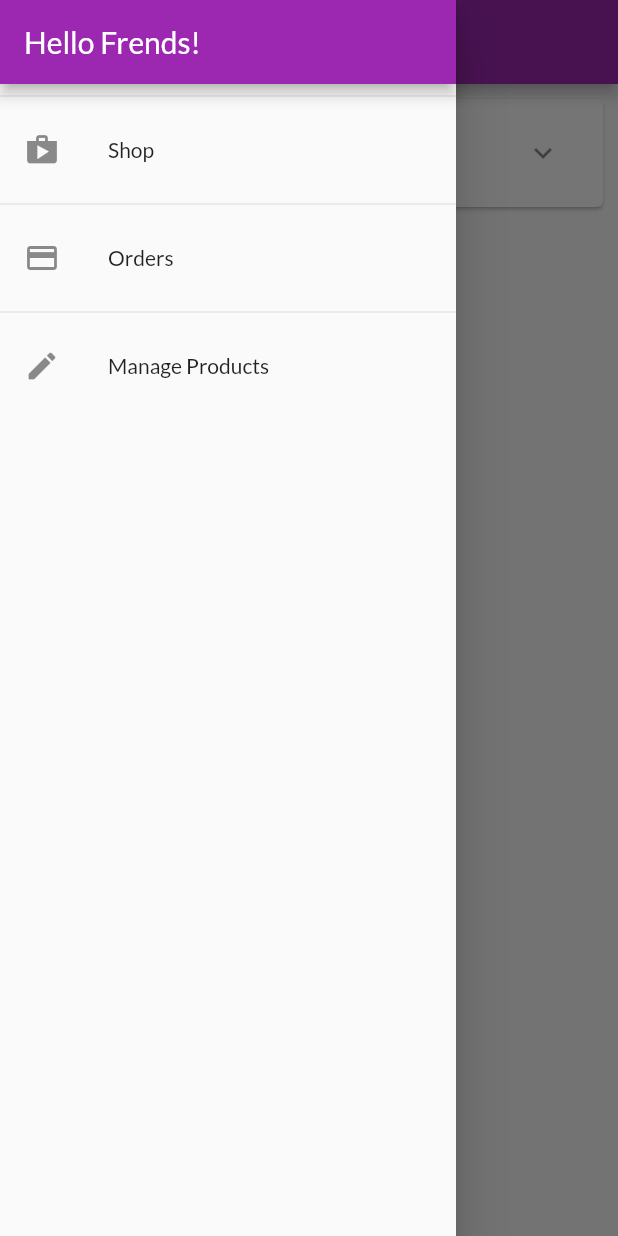
After one commit to LeKhang232425/ptuddd, a Flutter app: the OrdersScreen screen opened by its route, with the side drawer open, on a phone screen of 412 x 824 dp. The commit adds this screen. Run offline on Flutter 3.47's test engine with Material 2 defaults, Android fonts, the phone set to English and light mode, and no system bars; network calls fail.

Commit message:
Xay dung drawer va dinh tuyen theo ten

```diff
--- a/myshop/lib/ui/orders/orders_screen.dart
+++ b/myshop/lib/ui/orders/orders_screen.dart
@@ -2,6 +2,7 @@ import 'package:flutter/material.dart';
 
 import 'orders_manager.dart';
 import 'order_item_card.dart';
+import '../shared/app_drawer.dart';
 
 
 class OrdersScreen extends StatelessWidget {
@@ -16,7 +17,7 @@ class OrdersScreen extends StatelessWidget {
       appBar: AppBar(
         title: const Text('Your Orders'),
       ),
-
+      drawer: const AppDrawer(),
       body: ListView.builder(
         itemCount: ordersManager.orderCount,
         itemBuilder: (ctx, i) => OrderItemCard(ordersManager.orders[i]),
--- a/myshop/lib/ui/products/product_detail_screen.dart
+++ b/myshop/lib/ui/products/product_detail_screen.dart
@@ -3,6 +3,7 @@ import 'package:flutter/material.dart';
 import '../../models/product.dart';
 
 class ProductDetailScreen extends StatelessWidget {
+  static const routeName = '/product-detail';
   const ProductDetailScreen(
     this.product, {
     super.key,
--- a/myshop/lib/ui/products/products_manager.dart
+++ b/myshop/lib/ui/products/products_manager.dart
@@ -49,4 +49,7 @@ class ProductsManager {
   List<Product> get favoriteItems {
     return _items.where((prodItem) => prodItem.isFavorite).toList();
   }
+   Product findById(String id) {
+    return _items.firstWhere((prod) => prod.id == id);
+  }
 }
--- a/myshop/lib/ui/products/user_products_screen.dart
+++ b/myshop/lib/ui/products/user_products_screen.dart
@@ -1,10 +1,11 @@
 import 'package:flutter/material.dart';
 
 import 'user_product_list_tile.dart';
-
+import '../shared/app_drawer.dart';
 import 'products_manager.dart';
 
 class UserProductsScreen extends StatelessWidget {
+  static const routeName = '/user-products';
   const UserProductsScreen({super.key});
 
   @override
@@ -17,6 +18,7 @@ class UserProductsScreen extends StatelessWidget {
           buildAddButton(),
         ],
       ),
+      drawer: const AppDrawer(),
       body: RefreshIndicator(
         onRefresh: () async => print('refresh products'),
         child: buildUserProductListView(productsManager),
--- a/myshop/lib/ui/screens.dart
+++ b/myshop/lib/ui/screens.dart
@@ -0,0 +1,10 @@
+export 'products/product_overview_screen.dart';
+export 'products/product_detail_screen.dart';
+export 'products/user_products_screen.dart';
+export 'products/products_manager.dart';
+
+export 'orders/orders_screen.dart';
+export 'orders/orders_manager.dart';
+
+export 'cart/cart_screen.dart';
+export 'cart/cart_manager.dart';
--- /dev/null
+++ b/myshop/lib/ui/shared/app_drawer.dart
@@ -0,0 +1,49 @@
+import 'package:flutter/material.dart';
+
+import '../orders/orders_screen.dart';
+
+import '../products/user_products_screen.dart';
+
+class AppDrawer extends StatelessWidget {
+  const AppDrawer({super.key});
+
+  @override
+  Widget build(BuildContext context) {
+    return Drawer(
+      child: Column(
+        children: <Widget>[
+          AppBar(
+            title: const Text('Hello Frends!'),
+            automaticallyImplyLeading: false,
+          ),
+          const Divider(),
+          ListTile(
+            leading: const Icon(Icons.shop),
+            title: const Text('Shop'),
+            onTap: () {
+              Navigator.of(context).pushReplacementNamed('/');
+            },
+          ),
+          const Divider(),
+          ListTile(
+            leading: const Icon(Icons.payment),
+            title: const Text('Orders'),
+            onTap: () {
+              Navigator.of(context)
+                  .pushReplacementNamed(OrdersScreen.routeName);
+            },
+          ),
+          const Divider(),
+          ListTile(
+            leading: const Icon(Icons.edit),
+            title: const Text('Manage Products'),
+            onTap: () {
+              Navigator.of(context)
+                  .pushReplacementNamed(UserProductsScreen.routeName);
+            },
+          )
+        ],
+      ),
+    );
+  }
+}
```
Also changed, not shown: myshop/lib/main.dart (+19 -11 lines), myshop/lib/ui/products/product_grid_tile.dart (+3 -4 lines), myshop/lib/ui/products/product_overview_screen.dart (+7 -3 lines).
